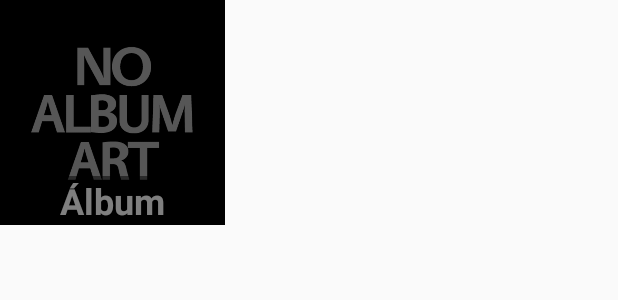
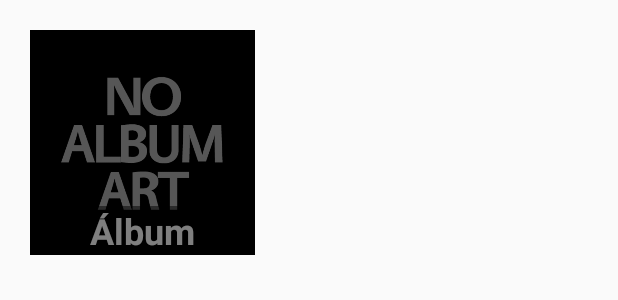
Before and after one commit to UNIZAR-30226-2016-07/sevenbeats, an Android app: the layout main_activity_gridview.xml on its own in the app's theme, with its tools: preview values and no code run, on a phone screen of 412 x 824 dp. Shown: the top 300 px of the screen. Run offline under Robolectric (Android 15) with nearby library versions, the phone set to English and light mode, and no system bars.

Commit message:
Arregladas cosas de SeeAlbum

```diff
--- a/app/src/main/java/sevenbits/sevenbeats/MainActivity.java
+++ b/app/src/main/java/sevenbits/sevenbeats/MainActivity.java
@@ -58,10 +58,10 @@ public class MainActivity extends AppCompatActivity {
         // rellenar lista lateral y lista central
         setContentView(R.layout.main_activity);
 
-        getSupportActionBar().setDisplayHomeAsUpEnabled(true);
+        /*getSupportActionBar().setDisplayHomeAsUpEnabled(true);
         getSupportActionBar().setHomeButtonEnabled(true);
         MenuItem boton = (MenuItem) findViewById(android.R.id.home);
-        boton.setIcon(R.drawable.ic_drawer);
+        boton.setIcon(R.drawable.ic_drawer);*/
 
         listaPrincipal = (ListView) findViewById(R.id.MainActivity_lista_principal);
         listaMenu = (ListView) findViewById(R.id.MainActivity_lista_menu);
--- a/app/src/main/res/layout/main_activity.xml
+++ b/app/src/main/res/layout/main_activity.xml
@@ -29,7 +29,7 @@
             android:layout_height="match_parent"
             android:id="@+id/MainActivity_lista_cuadrada"
             android:layout_gravity="center_horizontal"
-            android:numColumns="auto_fit" />
+            android:numColumns="auto_fit"/>
 
 
     </LinearLayout>
--- a/app/src/main/res/layout/main_activity_gridview.xml
+++ b/app/src/main/res/layout/main_activity_gridview.xml
@@ -10,7 +10,8 @@
             android:layout_width="150dp"
             android:layout_height="150dp"
             android:id="@+id/MainActivity_imagen_fotoalbum"
-            android:src="@drawable/default_image" />
+            android:src="@drawable/default_image"
+            android:layout_margin="20dp" />
 
         <TextView
             android:layout_width="match_parent"
```
Also changed, not shown: 1 other file.
